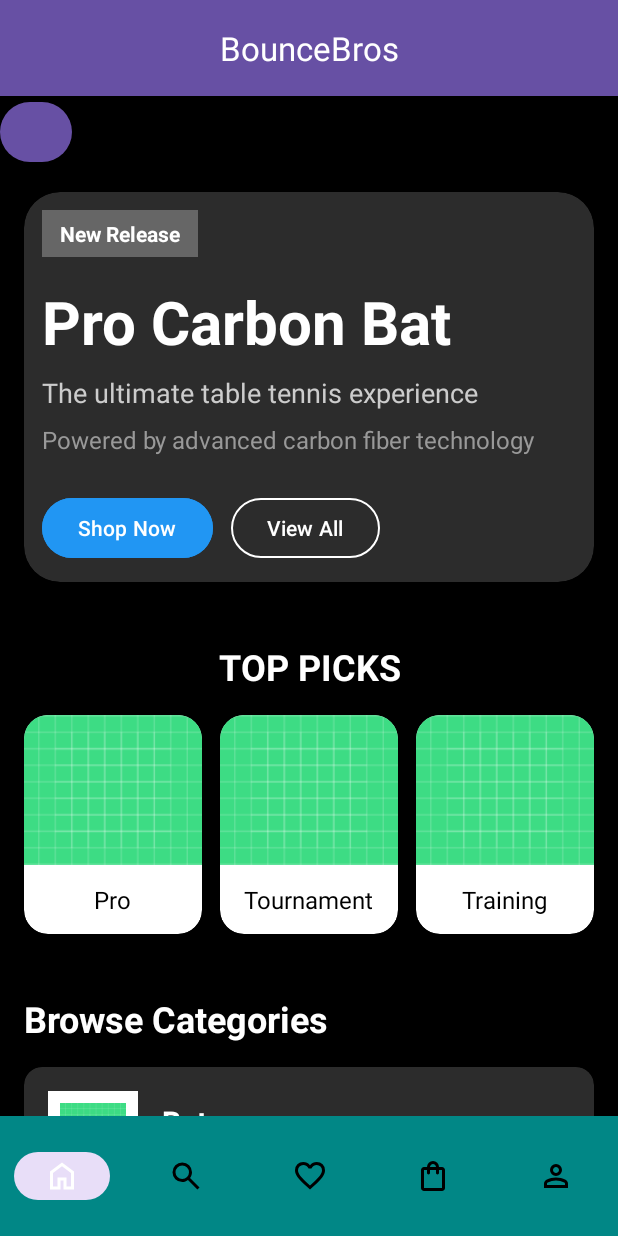
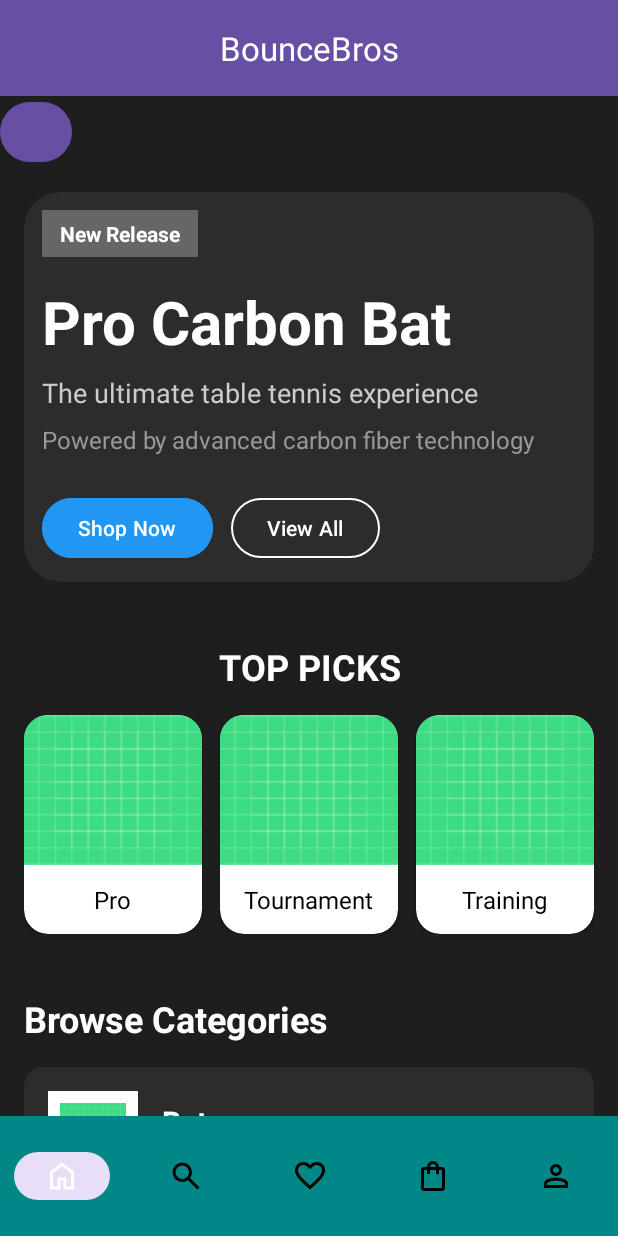
Before and after one commit to Puthikunkim/Table-Tennis-Shop-Android-App, an Android app: the screen it shows after launch (MainActivity), on a phone screen of 412 x 824 dp. Run offline under Robolectric (Android 15) with nearby library versions, the phone set to English and light mode, and no system bars.

Commit message:
Added dark grey background for main activity

```diff
--- a/app/src/main/res/layout/activity_main.xml
+++ b/app/src/main/res/layout/activity_main.xml
@@ -5,7 +5,7 @@
     android:orientation="vertical"
     android:layout_width="match_parent"
     android:layout_height="match_parent"
-    android:background="@color/black">
+    android:background="@color/background_dark">
 
     <Button
         android:id="@+id/detailsButton"
--- a/app/src/main/res/values/colors.xml
+++ b/app/src/main/res/values/colors.xml
@@ -3,6 +3,7 @@
     <color name="black">#FF000000</color>
     <color name="white">#FFFFFFFF</color>
 
+    <color name="background_dark">#1E1E1E</color>
     <color name="card_background">#2C2C2C</color>
     <color name="text_primary">#FFFFFF</color>
     <color name="text_secondary">#CCCCCC</color>
```
